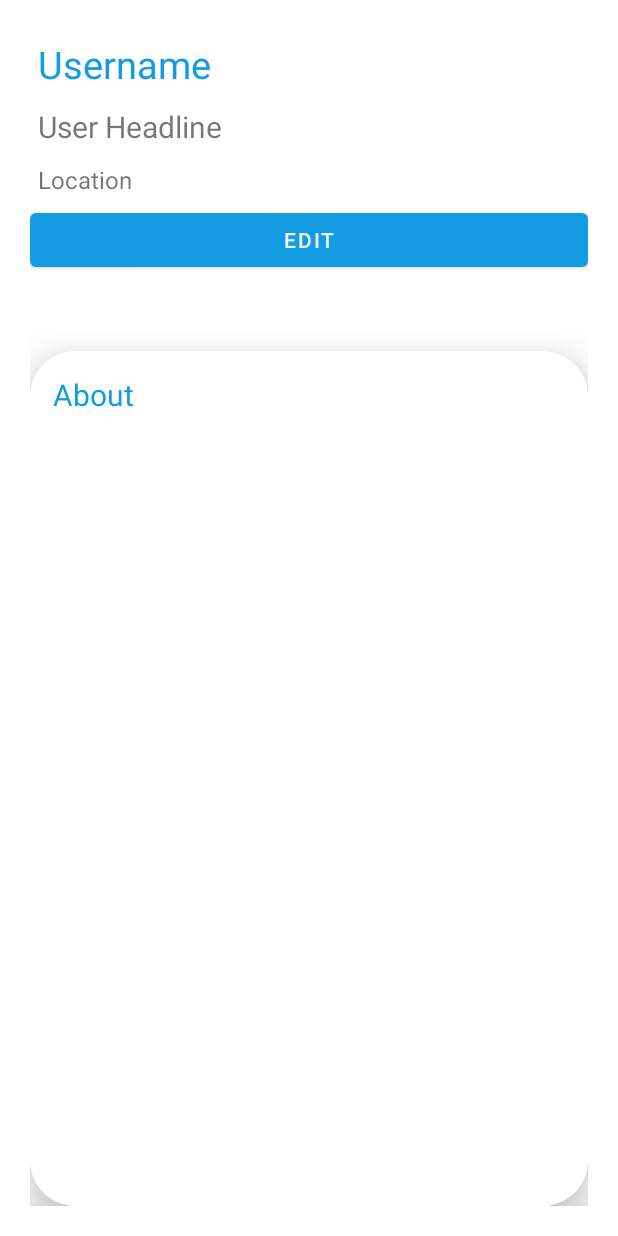
After one commit to MarilynHb/JobReady, an Android app: the ProfileActivity screen opened directly, with no data from a screen before it, on a phone screen of 412 x 824 dp. The commit adds this screen. Run offline under Robolectric (Android 15) with nearby library versions, the phone set to English and light mode, and no system bars; our stand-ins replace Volley; network calls fail.

Commit message:
add profile details module

```diff
--- a/app/build.gradle
+++ b/app/build.gradle
@@ -29,7 +29,6 @@ android {
 }
 
 dependencies {
-
     implementation 'androidx.appcompat:appcompat:1.6.1'
     implementation 'com.google.android.material:material:1.8.0'
     implementation 'androidx.constraintlayout:constraintlayout:2.1.4'
--- /dev/null
+++ b/app/src/main/java/com/example/jobready/ProfileActivity.java
@@ -0,0 +1,92 @@
+package com.example.jobready;
+
+import android.content.Intent;
+import android.content.SharedPreferences;
+import android.os.Bundle;
+import android.util.Log;
+import android.widget.TextView;
+import android.widget.Toast;
+
+import androidx.appcompat.app.AppCompatActivity;
+
+import com.android.volley.Request;
+import com.android.volley.RequestQueue;
+import com.android.volley.Response;
+import com.android.volley.VolleyError;
+import com.android.volley.toolbox.StringRequest;
+import com.android.volley.toolbox.Volley;
+
+import org.json.JSONException;
+import org.json.JSONObject;
+
+import java.util.HashMap;
+import java.util.Map;
+
+public class ProfileActivity extends AppCompatActivity {
+
+    private TextView tUsername, tHeadline, tLocation, tAbout;
+    private String username, location, about;
+
+
+    private String url = "http://10.0.2.2:80/JobReady/getUserDetails.php";
+
+    @Override
+    protected void onCreate(Bundle savedInstanceState) {
+        super.onCreate(savedInstanceState);
+        setContentView(R.layout.activity_profile);
+
+        tUsername = findViewById(R.id.profileUsername);
+        tHeadline = findViewById(R.id.profileHeadline);
+        tLocation = findViewById(R.id.profileLocation);
+        tAbout = findViewById(R.id.profileAbout);
+
+        Intent intent = getIntent();
+        Integer userId = intent.getIntExtra("userId", 0);
+
+        getUserDetails(userId);
+    }
+
+    public void getUserDetails(Integer userId){
+
+        StringRequest stringRequest = new StringRequest(Request.Method.POST, url,
+                new Response.Listener<String>() {
+                    @Override
+                    public void onResponse(String response) {
+                        try {
+                            JSONObject jsonObject = new JSONObject(response);
+                            String username = jsonObject.getString("username");
+                            String location = jsonObject.getString("location");
+                            String about = jsonObject.getString("about");
+                            String headline = jsonObject.getString("headline");
+
+
+                            tUsername.setText(username);
+                            tLocation.setText(location);
+                            tHeadline.setText(headline);
+                            tAbout.setText(about);
+
+                        } catch (JSONException e) {
+                            e.printStackTrace();
+                            Toast.makeText(ProfileActivity.this, "JSON Exception", Toast.LENGTH_SHORT).show();
+                        }
+                    }
+                },
+                new Response.ErrorListener() {
+                    @Override
+                    public void onErrorResponse(VolleyError error) {
+                        error.printStackTrace();
+                        Toast.makeText(ProfileActivity.this, "Error occurred", Toast.LENGTH_SHORT).show();
+                    }
+                }) {
+            @Override
+            protected Map<String, String> getParams() {
+                Map<String, String> params = new HashMap<>();
+                params.put("id", userId.toString());
+                return params;
+            }
+        };
+
+        RequestQueue requestQueue = Volley.newRequestQueue(ProfileActivity.this);
+        requestQueue.add(stringRequest);
+    }
+}
--- a/app/src/main/java/com/example/jobready/Registration3Activity.java
+++ b/app/src/main/java/com/example/jobready/Registration3Activity.java
@@ -5,7 +5,6 @@ import android.os.Bundle;
 import android.view.View;
 import android.widget.AdapterView;
 import android.widget.ArrayAdapter;
-import android.widget.AutoCompleteTextView;
 import android.widget.Button;
 import android.widget.EditText;
 import android.widget.Spinner;
@@ -20,8 +19,6 @@ import com.android.volley.VolleyError;
 import com.android.volley.toolbox.JsonObjectRequest;
 import com.android.volley.toolbox.StringRequest;
 import com.android.volley.toolbox.Volley;
-import com.example.jobready.model.Industry;
-import com.example.jobready.model.IndustryAdapter;
 
 import org.json.JSONArray;
 import org.json.JSONException;
@@ -29,7 +26,6 @@ import org.json.JSONObject;
 
 import java.util.ArrayList;
 import java.util.HashMap;
-import java.util.List;
 import java.util.Map;
 
 public class Registration3Activity extends AppCompatActivity {
--- /dev/null
+++ b/app/src/main/res/drawable/ic_baseline_add_circle_24.xml
@@ -0,0 +1,5 @@
+<vector android:height="24dp" android:tint="#000000"
+    android:viewportHeight="24" android:viewportWidth="24"
+    android:width="24dp" xmlns:android="http://schemas.android.com/apk/res/android">
+    <path android:fillColor="@android:color/white" android:pathData="M12,2C6.48,2 2,6.48 2,12s4.48,10 10,10 10,-4.48 10,-10S17.52,2 12,2zM17,13h-4v4h-2v-4L7,13v-2h4L11,7h2v4h4v2z"/>
+</vector>
--- /dev/null
+++ b/app/src/main/res/layout/activity_profile.xml
@@ -0,0 +1,71 @@
+<?xml version="1.0" encoding="utf-8"?>
+<LinearLayout
+    xmlns:android="http://schemas.android.com/apk/res/android"
+    xmlns:app="http://schemas.android.com/apk/res-auto"
+    xmlns:tools="http://schemas.android.com/tools"
+    android:layout_width="match_parent"
+    android:layout_height="match_parent"
+    android:gravity="center"
+    android:orientation="vertical"
+    android:padding="20dp"
+    tools:context=".ProfileActivity">
+
+        <TextView
+            android:layout_width="match_parent"
+            android:layout_height="wrap_content"
+            android:text="Username"
+            android:textSize="25dp"
+            android:padding="5dp"
+            android:textColor="@color/celestial_blue"
+            android:id="@+id/profileUsername"/>
+        <TextView
+            android:layout_width="match_parent"
+            android:layout_height="wrap_content"
+            android:text="User Headline"
+            android:textSize="20dp"
+            android:padding="5dp"
+            android:id="@+id/profileHeadline"/>
+        <TextView
+            android:layout_width="match_parent"
+            android:layout_height="wrap_content"
+            android:textSize="16dp"
+            android:text="Location"
+            android:padding="5dp"
+            android:id="@+id/profileLocation"/>
+        <Button
+            android:layout_width="match_parent"
+            android:layout_height="wrap_content"
+            android:id="@+id/editProfileButton"
+            android:text="Edit"/>
+
+        <androidx.cardview.widget.CardView
+            android:layout_width="match_parent"
+            android:layout_height="match_parent"
+            app:cardCornerRadius="30dp"
+            android:layout_marginTop="50dp"
+            app:cardElevation="20dp"
+            android:background="@drawable/custom_edit_text">
+
+            <LinearLayout
+                android:layout_width="match_parent"
+                android:layout_height="wrap_content"
+                android:layout_gravity="center_horizontal"
+                android:orientation="vertical">
+            <TextView
+                android:layout_width="match_parent"
+                android:layout_height="wrap_content"
+                android:padding="15dp"
+                android:text="About"
+                android:textSize="20dp"
+                android:textColor="@color/celestial_blue"/>
+            <TextView
+                android:layout_width="match_parent"
+                android:layout_height="match_parent"
+                android:textColor="@color/davy_gray"
+                android:padding="15dp"
+                android:textSize="16dp"
+                android:layout_marginBottom="50dp"
+                android:id="@+id/profileAbout"/>
+            </LinearLayout>
+        </androidx.cardview.widget.CardView>
+ </LinearLayout>
--- a/app/src/main/res/values/strings.xml
+++ b/app/src/main/res/values/strings.xml
@@ -1,3 +1,7 @@
 <resources>
     <string name="app_name">JobReady</string>
+    <string name="title_activity_feed">FeedActivity</string>
+    <string name="title_home">Home</string>
+    <string name="title_new_post">Post</string>
+    <string name="title_notifications">Notifications</string>
 </resources>
```
Also changed, not shown: app/src/main/AndroidManifest.xml (+6 -5 lines), app/src/main/java/com/example/jobready/LoginActivity.java (+7 -2 lines), app/src/main/java/com/example/jobready/model/Industry.java (deleted, +0 -28 lines), app/src/main/java/com/example/jobready/model/IndustryAdapter.java (deleted, +0 -58 lines), app/src/main/res/drawable/ic_dashboard_black_24dp.xml (added, +9 -0 lines), app/src/main/res/drawable/ic_home_black_24dp.xml (added, +9 -0 lines), app/src/main/res/drawable/ic_notifications_black_24dp.xml (added, +9 -0 lines), 1 other file.
